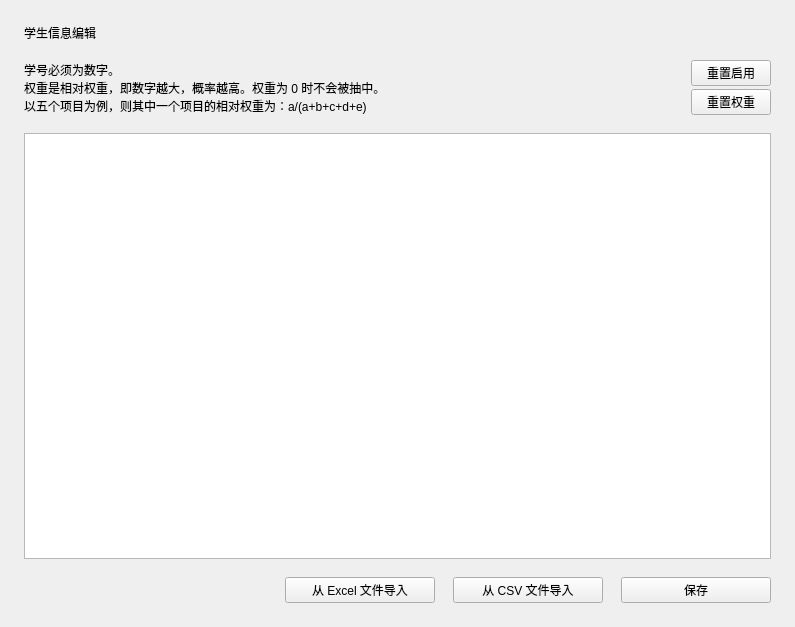
Qt form ui/settings/students.ui (windyslime/RandPicker-1) before a commit.
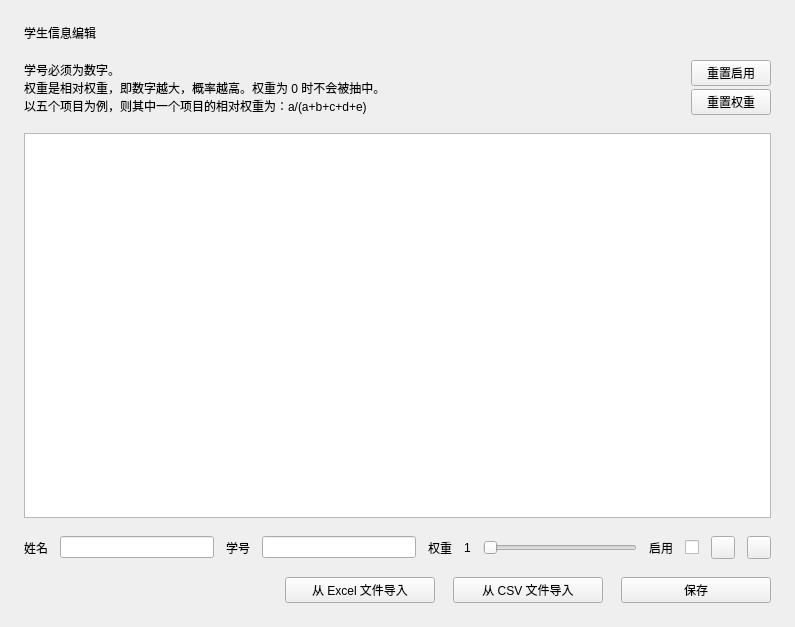
The same form after that commit. Custom widgets are drawn as their Qt base class.

Commit message: feat: 在设置中添加和删除学生

```diff
--- a/ui/settings/students.ui
+++ b/ui/settings/students.ui
@@ -105,6 +105,148 @@
      </item>
     </layout>
    </item>
+   <item>
+    <layout class="QHBoxLayout" name="horizontalLayout_4">
+     <property name="spacing">
+      <number>12</number>
+     </property>
+     <item>
+      <layout class="QHBoxLayout" name="horizontalLayout_3">
+       <item>
+        <widget class="BodyLabel" name="label">
+         <property name="sizePolicy">
+          <sizepolicy hsizetype="Maximum" vsizetype="Preferred">
+           <horstretch>0</horstretch>
+           <verstretch>0</verstretch>
+          </sizepolicy>
+         </property>
+         <property name="text">
+          <string>姓名</string>
+         </property>
+        </widget>
+       </item>
+       <item>
+        <widget class="LineEdit" name="new_name">
+         <property name="sizePolicy">
+          <sizepolicy hsizetype="Expanding" vsizetype="Fixed">
+           <horstretch>0</horstretch>
+           <verstretch>0</verstretch>
+          </sizepolicy>
+         </property>
+        </widget>
+       </item>
+       <item>
+        <widget class="BodyLabel" name="label_2">
+         <property name="sizePolicy">
+          <sizepolicy hsizetype="Maximum" vsizetype="Preferred">
+           <horstretch>0</horstretch>
+           <verstretch>0</verstretch>
+          </sizepolicy>
+         </property>
+         <property name="text">
+          <string>学号</string>
+         </property>
+        </widget>
+       </item>
+       <item>
+        <widget class="LineEdit" name="new_id">
+         <property name="sizePolicy">
+          <sizepolicy hsizetype="Expanding" vsizetype="Fixed">
+           <horstretch>0</horstretch>
+           <verstretch>0</verstretch>
+          </sizepolicy>
+         </property>
+        </widget>
+       </item>
+       <item>
+        <widget class="BodyLabel" name="label_3">
+         <property name="sizePolicy">
+          <sizepolicy hsizetype="Maximum" vsizetype="Preferred">
+           <horstretch>0</horstretch>
+           <verstretch>0</verstretch>
+          </sizepolicy>
+         </property>
+         <property name="text">
+          <string>权重</string>
+         </property>
+        </widget>
+       </item>
+       <item>
+        <widget class="BodyLabel" name="new_weight_label">
+         <property name="sizePolicy">
+          <sizepolicy hsizetype="Maximum" vsizetype="Preferred">
+           <horstretch>0</horstretch>
+           <verstretch>0</verstretch>
+          </sizepolicy>
+         </property>
+         <property name="text">
+          <string>1</string>
+         </property>
+        </widget>
+       </item>
+       <item>
+        <widget class="Slider" name="new_weight">
+         <property name="sizePolicy">
+          <sizepolicy hsizetype="Expanding" vsizetype="Fixed">
+           <horstretch>0</horstretch>
+           <verstretch>0</verstretch>
+          </sizepolicy>
+         </property>
+         <property name="minimum">
+          <number>1</number>
+         </property>
+         <property name="maximum">
+          <number>50</number>
+         </property>
+         <property name="pageStep">
+          <number>1</number>
+         </property>
+         <property name="orientation">
+          <enum>Qt::Horizontal</enum>
+         </property>
+        </widget>
+       </item>
+       <item>
+        <widget class="BodyLabel" name="label_4">
+         <property name="text">
+          <string>启用</string>
+         </property>
+        </widget>
+       </item>
+       <item>
+        <widget class="SwitchButton" name="new_active">
+         <property name="sizePolicy">
+          <sizepolicy hsizetype="Fixed" vsizetype="Fixed">
+           <horstretch>0</horstretch>
+           <verstretch>0</verstretch>
+          </sizepolicy>
+         </property>
+         <property name="text">
+          <string/>
+         </property>
+        </widget>
+       </item>
+      </layout>
+     </item>
+     <item>
+      <widget class="ToolButton" name="new_save">
+       <property name="sizePolicy">
+        <sizepolicy hsizetype="Fixed" vsizetype="Fixed">
+         <horstretch>0</horstretch>
+         <verstretch>0</verstretch>
+        </sizepolicy>
+       </property>
+      </widget>
+     </item>
+     <item>
+      <widget class="ToolButton" name="del">
+       <property name="text">
+        <string/>
+       </property>
+      </widget>
+     </item>
+    </layout>
+   </item>
    <item>
     <layout class="QHBoxLayout" name="horizontalLayout_2">
      <item>
@@ -210,6 +352,31 @@
    <extends>QTableWidget</extends>
    <header>qfluentwidgets</header>
   </customwidget>
+  <customwidget>
+   <class>LineEdit</class>
+   <extends>QLineEdit</extends>
+   <header>qfluentwidgets</header>
+  </customwidget>
+  <customwidget>
+   <class>Slider</class>
+   <extends>QSlider</extends>
+   <header>qfluentwidgets</header>
+  </customwidget>
+  <customwidget>
+   <class>SwitchButton</class>
+   <extends>QCheckBox</extends>
+   <header>qfluentwidgets</header>
+  </customwidget>
+  <customwidget>
+   <class>BodyLabel</class>
+   <extends>QLabel</extends>
+   <header>qfluentwidgets</header>
+  </customwidget>
+  <customwidget>
+   <class>ToolButton</class>
+   <extends>QToolButton</extends>
+   <header>qfluentwidgets</header>
+  </customwidget>
  </customwidgets>
  <resources/>
  <connections/>
```
The commit also changes 2 other files.
